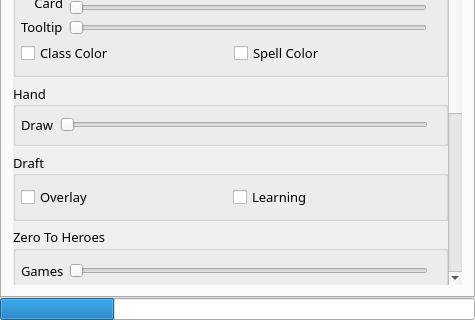
supertriodo/Arena-Tracker, file mainwindow.ui: the form before one commit; both pictures show x 0 to 475 and y 377 to 697 of the 475 by 697 pixel window.
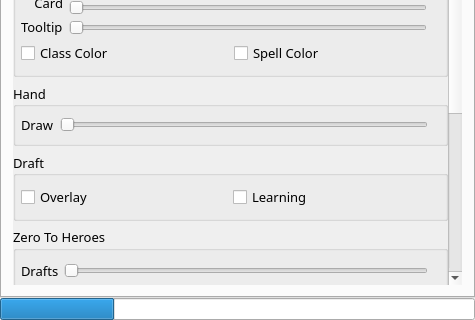
The form after the commit. The open tabs and pages were chosen to show the change. Icons and pictures are not drawn. Custom widgets are drawn as their Qt base class.

Commit message: Remove /r/n taken as one problem in logWorker

The edit to the form file:
```diff
--- a/mainwindow.ui
+++ b/mainwindow.ui
@@ -1337,7 +1337,7 @@
              <property name="geometry">
               <rect>
                <x>0</x>
-               <y>-249</y>
+               <y>0</y>
                <width>437</width>
                <height>834</height>
               </rect>
@@ -1893,7 +1893,7 @@
 upload to www.zerotoheroes.com</string>
                    </property>
                    <property name="text">
-                    <string>Games</string>
+                    <string>Drafts</string>
                    </property>
                   </widget>
                  </item>
```
Left out of the diff: 4 changed lines with no effect on the pictures. The commit also changes 2 other files.
